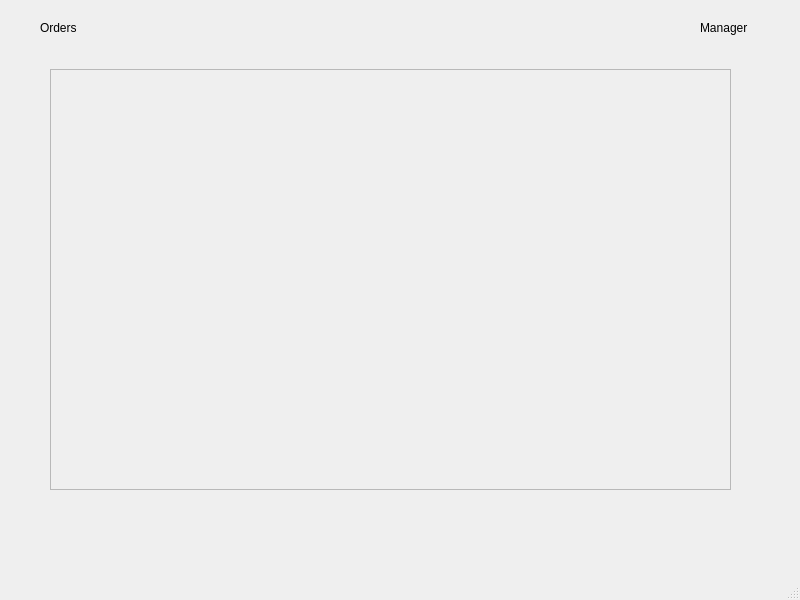
Before: the Qt Designer form RMS_qt/orders.ui in dev-pratik02/RMS, drawn with Qt 5.
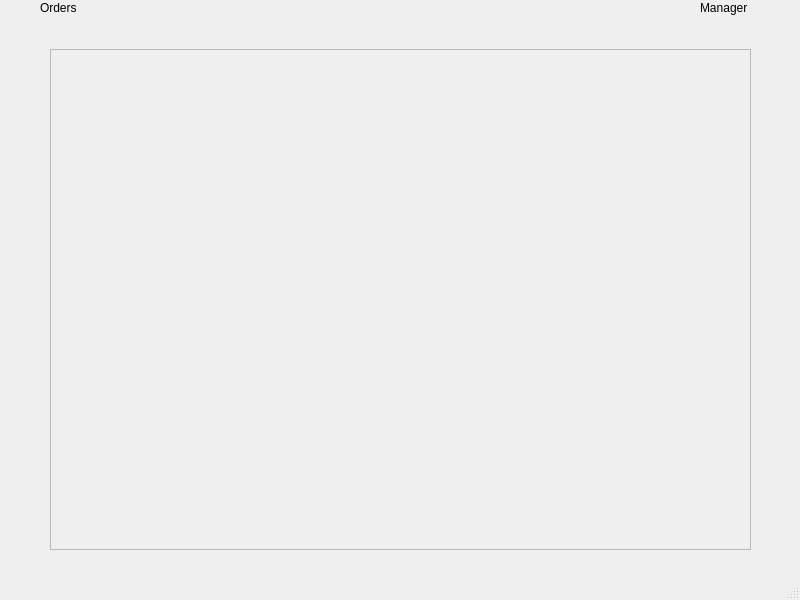
After: the same form once the commit is applied.

Commit message: orders module completed in functionality

What changed in the file:
```diff
--- a/RMS_qt/orders.ui
+++ b/RMS_qt/orders.ui
@@ -18,7 +18,7 @@
     <property name="geometry">
      <rect>
       <x>40</x>
-      <y>20</y>
+      <y>0</y>
       <width>58</width>
       <height>16</height>
      </rect>
@@ -31,7 +31,7 @@
     <property name="geometry">
      <rect>
       <x>700</x>
-      <y>20</y>
+      <y>0</y>
       <width>58</width>
       <height>16</height>
      </rect>
@@ -44,9 +44,9 @@
     <property name="geometry">
      <rect>
       <x>50</x>
-      <y>69</y>
-      <width>681</width>
-      <height>421</height>
+      <y>49</y>
+      <width>701</width>
+      <height>501</height>
      </rect>
     </property>
     <property name="widgetResizable">
@@ -57,8 +57,8 @@
       <rect>
        <x>0</x>
        <y>0</y>
-       <width>679</width>
-       <height>419</height>
+       <width>699</width>
+       <height>499</height>
       </rect>
      </property>
      <widget class="QWidget" name="cardContainer" native="true">
```
The commit also changes 7 other files.
